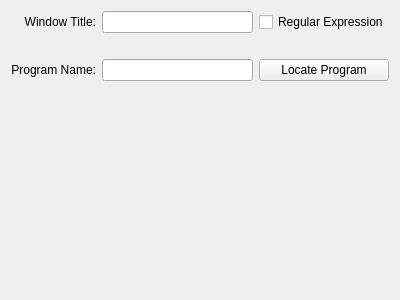
First picture: the form in plugins/Conditions/ActiveWindow/createactivewindowwidget.ui, repository KDE/simon, before the edit.
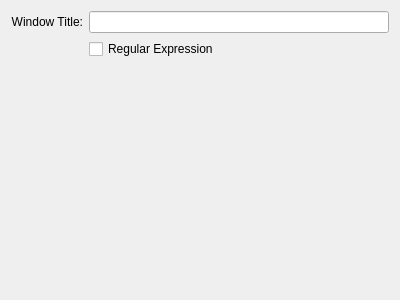
Second picture: the form after the edit. Custom widgets are drawn as their Qt base class.

Commit message:
Removing redundant feature from active window condition
Process name checking should instead be done by the process opened
condition

```diff
--- a/plugins/Conditions/ActiveWindow/createactivewindowwidget.ui
+++ b/plugins/Conditions/ActiveWindow/createactivewindowwidget.ui
@@ -10,22 +10,7 @@
     <height>300</height>
    </rect>
   </property>
-  <layout class="QVBoxLayout" name="verticalLayout">
-   <item>
-    <layout class="QGridLayout" name="gridLayout">
-     <item row="2" column="0">
-      <widget class="QLabel" name="label_2">
-       <property name="text">
-        <string>Program Name:</string>
-       </property>
-       <property name="alignment">
-        <set>Qt::AlignRight|Qt::AlignTrailing|Qt::AlignVCenter</set>
-       </property>
-       <property name="buddy">
-        <cstring>leProgramName</cstring>
-       </property>
-      </widget>
-     </item>
+  <layout class="QFormLayout" name="formLayout">
      <item row="0" column="0">
       <widget class="QLabel" name="lbWindowTitle">
        <property name="text">
@@ -39,17 +24,17 @@
        </property>
       </widget>
      </item>
-     <item row="2" column="1">
-      <widget class="KLineEdit" name="leProgramName"/>
-     </item>
-     <item row="0" column="2">
+   <item row="0" column="1">
+    <widget class="KLineEdit" name="leWindowTitle"/>
+   </item>
+   <item row="1" column="1">
       <widget class="QCheckBox" name="cbRegExp">
        <property name="text">
         <string>Regular Expression</string>
        </property>
       </widget>
      </item>
-     <item row="1" column="1" colspan="2">
+   <item row="2" column="1">
       <widget class="QLabel" name="lbRegExpValid">
        <property name="enabled">
         <bool>false</bool>
@@ -62,31 +47,6 @@
        </property>
       </widget>
      </item>
-     <item row="0" column="1">
-      <widget class="KLineEdit" name="leWindowTitle"/>
-     </item>
-     <item row="2" column="2">
-      <widget class="QPushButton" name="pbLocateProgram">
-       <property name="text">
-        <string>Locate Program</string>
-       </property>
-      </widget>
-     </item>
-    </layout>
-   </item>
-   <item>
-    <spacer name="verticalSpacer">
-     <property name="orientation">
-      <enum>Qt::Vertical</enum>
-     </property>
-     <property name="sizeHint" stdset="0">
-      <size>
-       <width>20</width>
-       <height>232</height>
-      </size>
-     </property>
-    </spacer>
-   </item>
   </layout>
  </widget>
  <customwidgets>
```
Left out of the diff: 3 changed lines with no effect on the pictures. Lines whose indentation alone changed are shown as unchanged. The commit also changes 5 other files.
